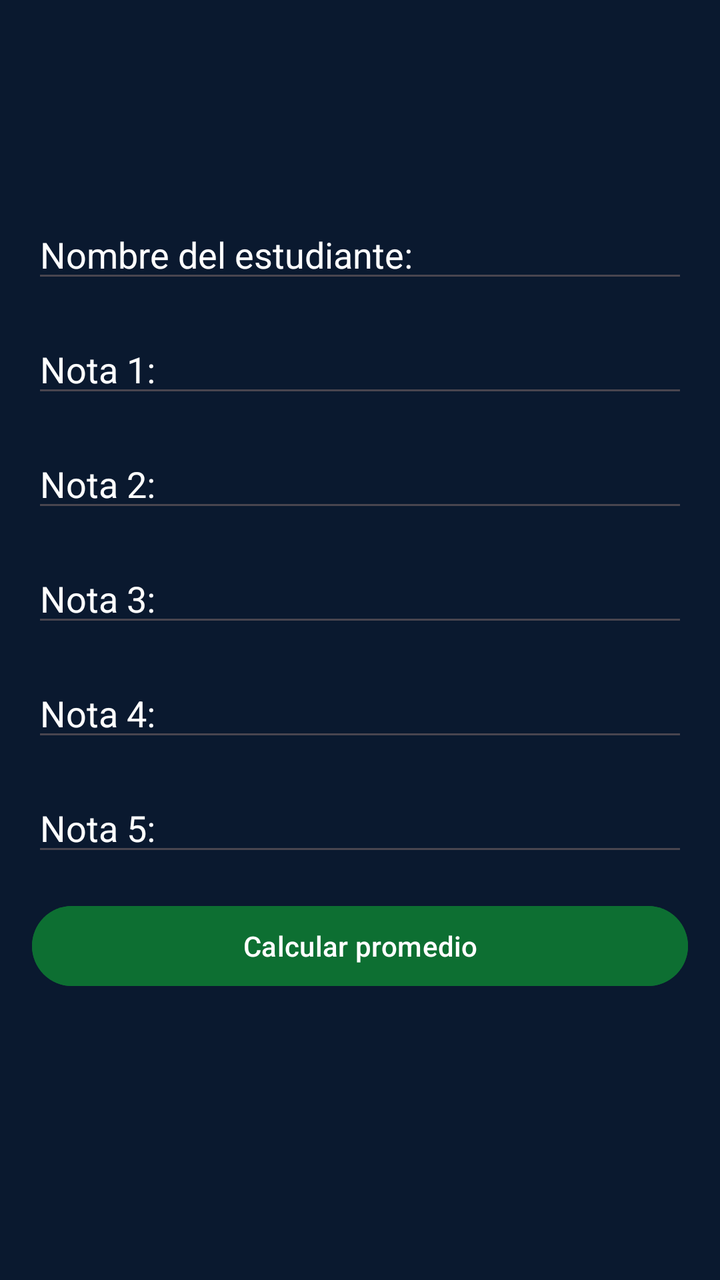
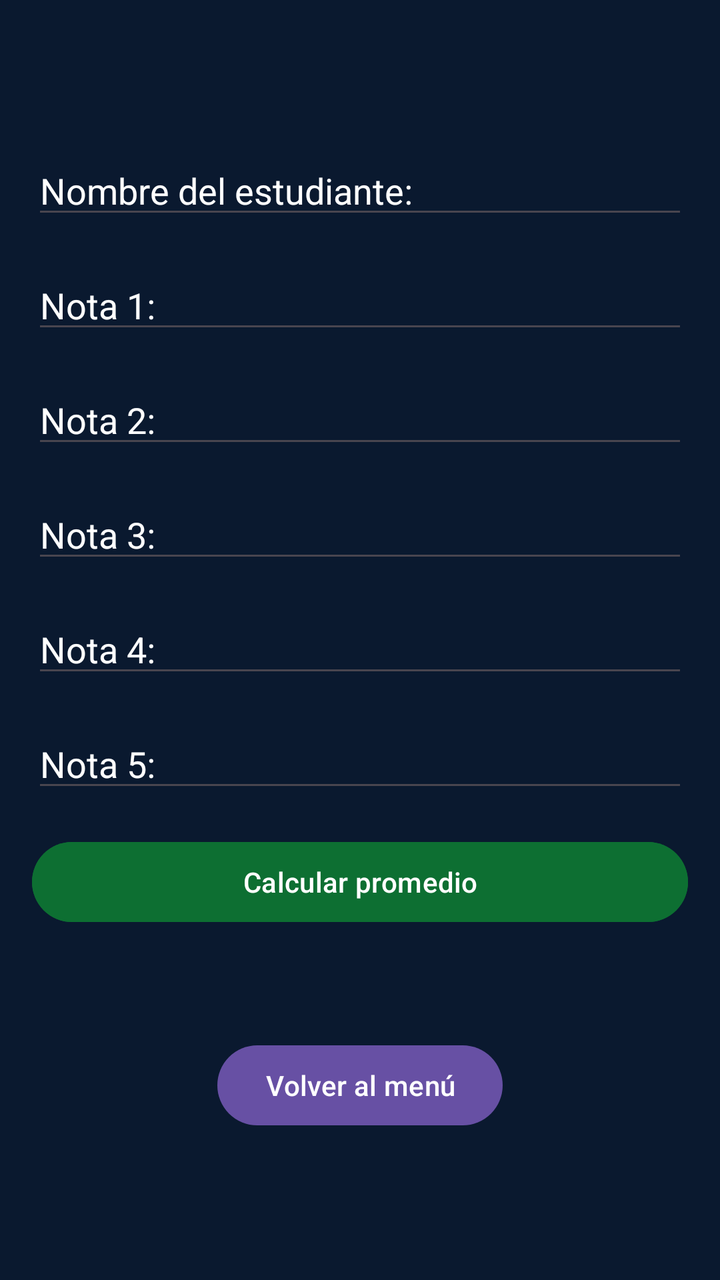

The first picture is an Android layout as it rendered before a commit; the second is the same layout after the commit. The layout source and the unified diff follow.
<!-- AndroidManifest.xml: application theme Theme.Desafio1_DSM -->
<!-- res/layout/activity_promedio.xml -->
<?xml version="1.0" encoding="utf-8"?>
<LinearLayout xmlns:android="http://schemas.android.com/apk/res/android"
    android:layout_width="match_parent"
    android:layout_height="match_parent"
    android:orientation="vertical"
    android:padding="@dimen/padding_global"
    android:gravity="center"
    android:background="@color/colorBackground">

    
    <EditText
        android:id="@+id/editNombre"
        android:layout_width="match_parent"
        android:layout_height="wrap_content"
        android:hint="@string/nombreEstudiante"
        android:inputType="textPersonName"
        android:textColorHint="@color/colorTextTitle"
        android:textColor="@color/colorTextTitle"
        android:layout_marginBottom="@dimen/marginButton" />

    
    <EditText
        android:id="@+id/editNota1"
        android:layout_width="match_parent"
        android:layout_height="wrap_content"
        android:hint="@string/Nota1"
        android:inputType="numberDecimal"
        android:textColorHint="@color/colorTextTitle"
        android:textColor="@color/colorTextTitle"
        android:layout_marginBottom="@dimen/marginButton" />

    <EditText
        android:id="@+id/editNota2"
        android:layout_width="match_parent"
        android:layout_height="wrap_content"
        android:hint="@string/Nota2"
        android:inputType="numberDecimal"
        android:textColorHint="@color/colorTextTitle"
        android:textColor="@color/colorTextTitle"
        android:layout_marginBottom="@dimen/marginButton" />

    <EditText
        android:id="@+id/editNota3"
        android:layout_width="match_parent"
        android:layout_height="wrap_content"
        android:hint="@string/Nota3"
        android:inputType="numberDecimal"
        android:textColorHint="@color/colorTextTitle"
        android:textColor="@color/colorTextTitle"
        android:layout_marginBottom="@dimen/marginButton" />

    <EditText
        android:id="@+id/editNota4"
        android:layout_width="match_parent"
        android:layout_height="wrap_content"
        android:hint="@string/Nota4"
        android:inputType="numberDecimal"
        android:textColorHint="@color/colorTextTitle"
        android:textColor="@color/colorTextTitle"
        android:layout_marginBottom="@dimen/marginButton" />

    <EditText
        android:id="@+id/editNota5"
        android:layout_width="match_parent"
        android:layout_height="wrap_content"
        android:hint="@string/Nota5"
        android:inputType="numberDecimal"
        android:textColorHint="@color/colorTextTitle"
        android:textColor="@color/colorTextTitle"
        android:layout_marginBottom="@dimen/marginButton" />

    
    <Button
        android:id="@+id/btnCalcular"
        android:layout_width="match_parent"
        android:layout_height="wrap_content"
        android:text="@string/calcularPromedio"
        android:backgroundTint="@color/colorButtonPrimary"
        android:textColorHint="@color/colorTextTitle"
        android:textColor="@color/colorTextTitle"
        android:layout_marginBottom="@dimen/marginButton" />

    
    <TextView
        android:id="@+id/txtResultado"
        android:layout_width="match_parent"
        android:layout_height="wrap_content"
        android:text=""
        android:textSize="@dimen/txtSize"
        android:textColor="@color/colorTextTitle" />

</LinearLayout>
<!-- resources referenced by this layout -->
<resources>
  <color name="colorBackground">#0A192F</color>
  <color name="colorButtonPrimary">#0D6F32</color>
  <color name="colorTextTitle">#FFFFFF</color>
  <dimen name="marginButton">16dp</dimen>
  <dimen name="padding_global">16dp</dimen>
  <dimen name="txtSize">16sp</dimen>
  <string name="Nota1">Nota 1:</string>
  <string name="Nota2">Nota 2:</string>
  <string name="Nota3">Nota 3:</string>
  <string name="Nota4">Nota 4:</string>
  <string name="Nota5">Nota 5:</string>
  <string name="calcularPromedio">Calcular promedio</string>
  <string name="nombreEstudiante">Nombre del estudiante:</string>
  <style name="Theme.Desafio1_DSM" parent="Base.Theme.Desafio1_DSM" />
  <style name="Base.Theme.Desafio1_DSM" parent="Theme.Material3.DayNight.NoActionBar">
          
          
      </style>
</resources>

<!-- the commit's change to res/layout/activity_promedio.xml (unified diff, before → after) -->
@@ -89,4 +89,10 @@
         android:textSize="@dimen/txtSize"
         android:textColor="@color/colorTextTitle" />
 
+    <Button
+        android:id="@+id/btnVolver"
+        android:layout_width="wrap_content"
+        android:layout_height="wrap_content"
+        android:text="Volver al menú"
+        android:layout_marginTop="16dp"/>
 </LinearLayout>
